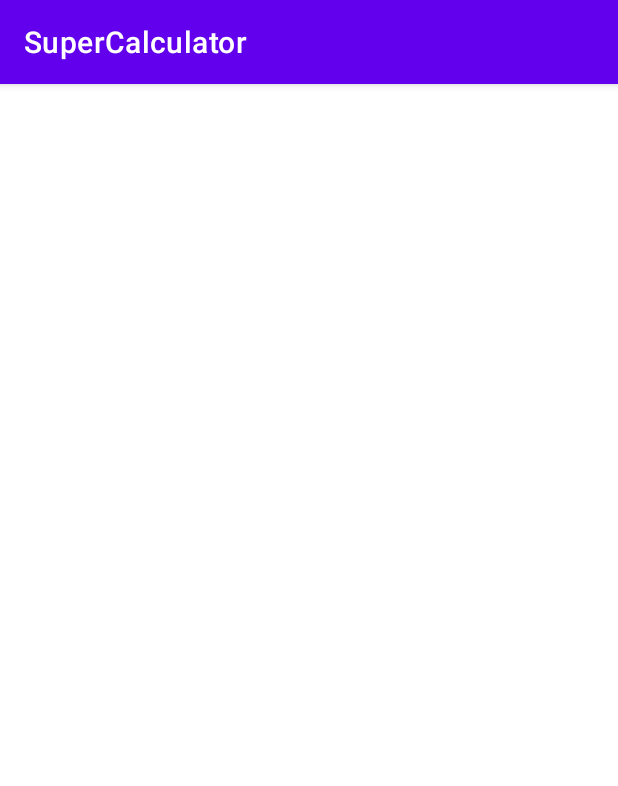
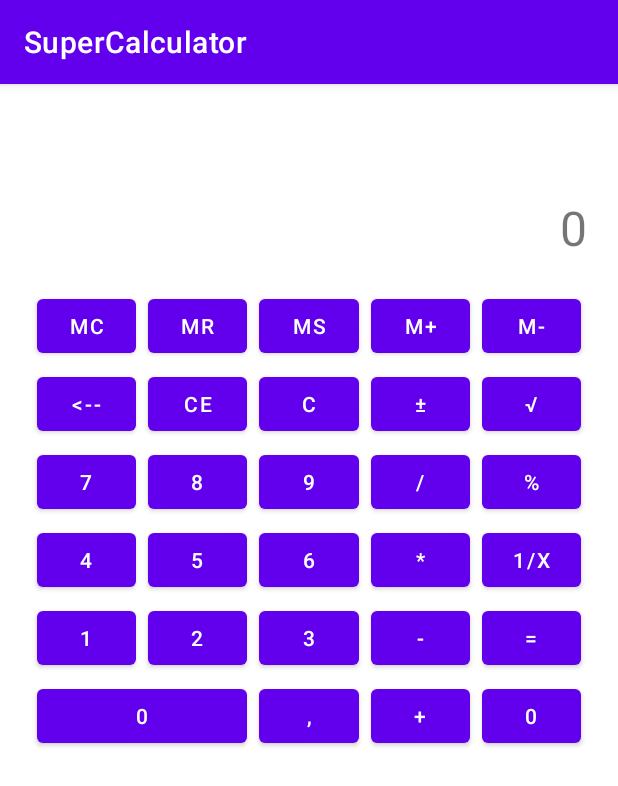
Before and after one commit to profitsw2000/SuperCalculator, an Android app: the screen it shows after launch (MainActivity), on a phone screen of 412 x 824 dp. Shown: the top 786 px of the screen. Run offline under Robolectric (Android 15) with nearby library versions, the phone set to English and light mode, and no system bars.

Commit message:
Textview and keypad was done. First look.

```diff
--- a/app/src/main/res/layout/activity_main.xml
+++ b/app/src/main/res/layout/activity_main.xml
@@ -4,4 +4,33 @@
     xmlns:tools="http://schemas.android.com/tools"
     android:layout_width="match_parent"
     android:layout_height="match_parent"
-    tools:context=".MainActivity"/>
+    tools:context=".MainActivity">
+
+    <TextView
+        android:id="@+id/enter_field"
+        app:layout_constraintTop_toTopOf="parent"
+        app:layout_constraintLeft_toLeftOf="@id/keypad"
+        app:layout_constraintRight_toRightOf="@id/keypad"
+        app:layout_constraintBottom_toTopOf="@id/keypad"
+        app:layout_constraintVertical_chainStyle="packed"
+        android:layout_marginBottom="16dp"
+        android:layout_width="0dp"
+        android:layout_height="wrap_content"
+        android:lines="2"
+        android:textSize="32sp"
+        android:gravity="bottom|end"
+        app:layout_constraintVertical_bias="0.1"
+        android:text="@string/enter_field_text" />
+
+    <include
+        layout="@layout/keypad"
+        android:id="@+id/keypad"
+        app:layout_constraintTop_toBottomOf="@id/enter_field"
+        app:layout_constraintStart_toStartOf="parent"
+        app:layout_constraintEnd_toEndOf="parent"
+        app:layout_constraintBottom_toBottomOf="parent"
+        app:layout_constraintWidth_percent="0.9"
+        android:layout_width="0dp"
+        android:layout_height="wrap_content" />
+
+</androidx.constraintlayout.widget.ConstraintLayout>
--- /dev/null
+++ b/app/src/main/res/layout/keypad.xml
@@ -0,0 +1,447 @@
+<?xml version="1.0" encoding="utf-8"?>
+<androidx.constraintlayout.widget.ConstraintLayout xmlns:android="http://schemas.android.com/apk/res/android"
+    android:layout_width="match_parent"
+    android:layout_height="match_parent"
+    xmlns:app="http://schemas.android.com/apk/res-auto">
+
+    <!--first buttons row-->
+
+    <com.google.android.material.button.MaterialButton
+        android:id="@+id/button_mc"
+        android:layout_width="0dp"
+        android:layout_height="wrap_content"
+        android:layout_margin="4dp"
+        android:minWidth="48dp"
+        app:layout_constraintEnd_toStartOf="@id/button_mr"
+        app:layout_constraintStart_toStartOf="parent"
+        app:layout_constraintTop_toTopOf="parent"
+        app:layout_constraintHorizontal_chainStyle="packed"
+        app:layout_constraintVertical_chainStyle="packed"
+        app:layout_constraintHorizontal_weight="1"
+        app:layout_constraintVertical_weight="1"
+        android:text="@string/button_mc"/>
+
+    <com.google.android.material.button.MaterialButton
+        android:id="@+id/button_mr"
+        android:layout_width="0dp"
+        android:layout_height="wrap_content"
+        android:layout_margin="4dp"
+        android:minWidth="48dp"
+        app:layout_constraintEnd_toStartOf="@id/button_MS"
+        app:layout_constraintStart_toEndOf="@id/button_mc"
+        app:layout_constraintTop_toTopOf="parent"
+        app:layout_constraintHorizontal_chainStyle="packed"
+        app:layout_constraintHorizontal_weight="1"
+        app:layout_constraintVertical_weight="1"
+        android:text="@string/button_mr"/>
+
+    <com.google.android.material.button.MaterialButton
+        android:id="@+id/button_MS"
+        android:layout_width="0dp"
+        android:layout_height="wrap_content"
+        android:layout_margin="4dp"
+        android:minWidth="48dp"
+        app:layout_constraintEnd_toStartOf="@id/button_mplus"
+        app:layout_constraintStart_toEndOf="@id/button_mr"
+        app:layout_constraintTop_toTopOf="parent"
+        app:layout_constraintHorizontal_chainStyle="packed"
+        app:layout_constraintHorizontal_weight="1"
+        app:layout_constraintVertical_weight="1"
+        android:text="@string/button_ms"/>
+
+    <com.google.android.material.button.MaterialButton
+        android:id="@+id/button_mplus"
+        android:layout_width="0dp"
+        android:layout_height="wrap_content"
+        android:layout_margin="4dp"
+        android:minWidth="48dp"
+        app:layout_constraintEnd_toStartOf="@id/button_mminus"
+        app:layout_constraintStart_toEndOf="@id/button_MS"
+        app:layout_constraintTop_toTopOf="parent"
+        app:layout_constraintHorizontal_chainStyle="packed"
+        app:layout_constraintHorizontal_weight="1"
+        app:layout_constraintVertical_weight="1"
+        android:text="@string/button_mplus" />
+
+    <com.google.android.material.button.MaterialButton
+        android:id="@+id/button_mminus"
+        android:layout_width="0dp"
+        android:layout_height="wrap_content"
+        android:layout_margin="4dp"
+        android:minWidth="48dp"
+        app:layout_constraintEnd_toEndOf="parent"
+        app:layout_constraintStart_toEndOf="@id/button_mplus"
+        app:layout_constraintTop_toTopOf="parent"
+        app:layout_constraintHorizontal_chainStyle="packed"
+        app:layout_constraintHorizontal_weight="1"
+        app:layout_constraintVertical_weight="1"
+        android:text="@string/button_mminus" />
+
+    <!--second buttons row-->
+
+    <com.google.android.material.button.MaterialButton
+        android:id="@+id/button_backspace"
+        android:layout_width="0dp"
+        android:layout_height="wrap_content"
+        android:layout_margin="4dp"
+        android:minWidth="48dp"
+        app:layout_constraintEnd_toStartOf="@id/button_ce"
+        app:layout_constraintStart_toStartOf="parent"
+        app:layout_constraintTop_toBottomOf="@id/button_mc"
+        app:layout_constraintHorizontal_chainStyle="packed"
+        app:layout_constraintVertical_chainStyle="packed"
+        app:layout_constraintHorizontal_weight="1"
+        app:layout_constraintVertical_weight="1"
+        android:text="@string/button_backspace"/>
+
+    <com.google.android.material.button.MaterialButton
+        android:id="@+id/button_ce"
+        android:layout_width="0dp"
+        android:layout_height="wrap_content"
+        android:layout_margin="4dp"
+        android:minWidth="48dp"
+        app:layout_constraintEnd_toStartOf="@id/button_c"
+        app:layout_constraintStart_toEndOf="@id/button_backspace"
+        app:layout_constraintTop_toBottomOf="@id/button_mr"
+        app:layout_constraintHorizontal_chainStyle="packed"
+        app:layout_constraintHorizontal_weight="1"
+        app:layout_constraintVertical_weight="1"
+        android:text="@string/button_ce"/>
+
+    <com.google.android.material.button.MaterialButton
+        android:id="@+id/button_c"
+        android:layout_width="0dp"
+        android:layout_height="wrap_content"
+        android:layout_margin="4dp"
+        android:minWidth="48dp"
+        app:layout_constraintEnd_toStartOf="@id/button_plus_minus"
+        app:layout_constraintStart_toEndOf="@id/button_ce"
+        app:layout_constraintTop_toBottomOf="@id/button_MS"
+        app:layout_constraintHorizontal_chainStyle="packed"
+        app:layout_constraintHorizontal_weight="1"
+        app:layout_constraintVertical_weight="1"
+        android:text="@string/button_c"/>
+
+    <com.google.android.material.button.MaterialButton
+        android:id="@+id/button_plus_minus"
+        android:layout_width="0dp"
+        android:layout_height="wrap_content"
+        android:layout_margin="4dp"
+        android:minWidth="48dp"
+        app:layout_constraintEnd_toStartOf="@id/button_square_root"
+        app:layout_constraintStart_toEndOf="@id/button_c"
+        app:layout_constraintTop_toBottomOf="@id/button_mplus"
+        app:layout_constraintHorizontal_chainStyle="packed"
+        app:layout_constraintHorizontal_weight="1"
+        app:layout_constraintVertical_weight="1"
+        android:text="@string/button_plus_minus" />
+
+    <com.google.android.material.button.MaterialButton
+        android:id="@+id/button_square_root"
+        android:layout_width="0dp"
+        android:layout_height="wrap_content"
+        android:layout_margin="4dp"
+        android:minWidth="48dp"
+        app:layout_constraintEnd_toEndOf="parent"
+        app:layout_constraintStart_toEndOf="@id/button_plus_minus"
+        app:layout_constraintTop_toBottomOf="@id/button_mminus"
+        app:layout_constraintHorizontal_chainStyle="packed"
+        app:layout_constraintHorizontal_weight="1"
+        app:layout_constraintVertical_weight="1"
+        android:text="@string/button_sq_root" />
+
+    <!--third row-->
+
+    <com.google.android.material.button.MaterialButton
+        android:id="@+id/button_7"
+        android:layout_width="0dp"
+        android:layout_height="wrap_content"
+        android:layout_margin="4dp"
+        android:minWidth="48dp"
+        app:layout_constraintEnd_toStartOf="@id/button_8"
+        app:layout_constraintStart_toStartOf="parent"
+        app:layout_constraintTop_toBottomOf="@id/button_backspace"
+        app:layout_constraintHorizontal_chainStyle="packed"
+        app:layout_constraintVertical_chainStyle="packed"
+        app:layout_constraintHorizontal_weight="1"
+        app:layout_constraintVertical_weight="1"
+        android:text="@string/button_7" />
+
+    <com.google.android.material.button.MaterialButton
+        android:id="@+id/button_8"
+        android:layout_width="0dp"
+        android:layout_height="wrap_content"
+        android:layout_margin="4dp"
+        android:minWidth="48dp"
+        app:layout_constraintTop_toBottomOf="@id/button_ce"
+        app:layout_constraintEnd_toStartOf="@id/button_9"
+        app:layout_constraintStart_toEndOf="@id/button_7"
+        app:layout_constraintHorizontal_chainStyle="packed"
+        app:layout_constraintHorizontal_weight="1"
+        app:layout_constraintVertical_weight="1"
+        android:text="@string/button_8"/>
+
+    <com.google.android.material.button.MaterialButton
+        android:id="@+id/button_9"
+        android:layout_width="0dp"
+        android:layout_height="wrap_content"
+        android:layout_margin="4dp"
+        android:minWidth="48dp"
+        app:layout_constraintEnd_toStartOf="@id/button_divide"
+        app:layout_constraintStart_toEndOf="@id/button_8"
+        app:layout_constraintTop_toBottomOf="@id/button_c"
+        app:layout_constraintHorizontal_chainStyle="packed"
+        app:layout_constraintHorizontal_weight="1"
+        app:layout_constraintVertical_weight="1"
+        android:text="@string/button_9" />
+
+    <com.google.android.material.button.MaterialButton
+        android:id="@+id/button_divide"
+        android:layout_width="0dp"
+        android:layout_height="wrap_content"
+        android:layout_margin="4dp"
+        android:minWidth="48dp"
+        app:layout_constraintEnd_toStartOf="@id/button_percent"
+        app:layout_constraintTop_toBottomOf="@id/button_plus_minus"
+        app:layout_constraintStart_toEndOf="@id/button_9"
+        app:layout_constraintHorizontal_chainStyle="packed"
+        app:layout_constraintHorizontal_weight="1"
+        app:layout_constraintVertical_weight="1"
+        android:text="@string/button_divide" />
+
+    <com.google.android.material.button.MaterialButton
+        android:id="@+id/button_percent"
+        android:layout_width="0dp"
+        android:layout_height="wrap_content"
+        android:layout_margin="4dp"
+        android:minWidth="48dp"
+        app:layout_constraintEnd_toEndOf="parent"
+        app:layout_constraintStart_toEndOf="@id/button_divide"
+        app:layout_constraintTop_toBottomOf="@id/button_square_root"
+        app:layout_constraintHorizontal_chainStyle="packed"
+        app:layout_constraintHorizontal_weight="1"
+        app:layout_constraintVertical_weight="1"
+        android:text="@string/button_percent" />
+
+    <!--fourth row-->
+
+    <com.google.android.material.button.MaterialButton
+        android:id="@+id/button_4"
+        android:layout_width="0dp"
+        android:layout_height="wrap_content"
+        android:layout_margin="4dp"
+        android:minWidth="48dp"
+        app:layout_constraintEnd_toStartOf="@id/button_5"
+        app:layout_constraintStart_toStartOf="parent"
+        app:layout_constraintTop_toBottomOf="@id/button_7"
+        app:layout_constraintHorizontal_chainStyle="packed"
+        app:layout_constraintVertical_chainStyle="packed"
+        app:layout_constraintHorizontal_weight="1"
+        app:layout_constraintVertical_weight="1"
+        android:text="@string/button_four" />
+
+    <com.google.android.material.button.MaterialButton
+        android:id="@+id/button_5"
+        android:layout_width="0dp"
+        android:layout_height="wrap_content"
+        android:layout_margin="4dp"
+        android:minWidth="48dp"
+        app:layout_constraintTop_toBottomOf="@id/button_8"
+        app:layout_constraintEnd_toStartOf="@id/button_6"
+        app:layout_constraintStart_toEndOf="@id/button_4"
+        app:layout_constraintHorizontal_chainStyle="packed"
+        app:layout_constraintHorizontal_weight="1"
+        app:layout_constraintVertical_weight="1"
+        android:text="@string/button_5"/>
+
+    <com.google.android.material.button.MaterialButton
+        android:id="@+id/button_6"
+        android:layout_width="0dp"
+        android:layout_height="wrap_content"
+        android:layout_margin="4dp"
+        android:minWidth="48dp"
+        app:layout_constraintEnd_toStartOf="@id/button_multiple"
+        app:layout_constraintStart_toEndOf="@id/button_5"
+        app:layout_constraintTop_toBottomOf="@id/button_9"
+        app:layout_constraintHorizontal_chainStyle="packed"
+        app:layout_constraintHorizontal_weight="1"
+        app:layout_constraintVertical_weight="1"
+        android:text="@string/button_6" />
+
+    <com.google.android.material.button.MaterialButton
+        android:id="@+id/button_multiple"
+        android:layout_width="0dp"
+        android:layout_height="wrap_content"
+        android:layout_margin="4dp"
+        android:minWidth="48dp"
+        app:layout_constraintEnd_toStartOf="@id/button_invert"
+        app:layout_constraintTop_toBottomOf="@id/button_divide"
+        app:layout_constraintStart_toEndOf="@id/button_6"
+        app:layout_constraintHorizontal_chainStyle="packed"
+        app:layout_constraintHorizontal_weight="1"
+        app:layout_constraintVertical_weight="1"
+        android:text="@string/button_multiple" />
+
+    <com.google.android.material.button.MaterialButton
+        android:id="@+id/button_invert"
+        android:layout_width="0dp"
+        android:layout_height="wrap_content"
+        android:layout_margin="4dp"
+        android:minWidth="48dp"
+        app:layout_constraintEnd_toEndOf="parent"
+        app:layout_constraintStart_toEndOf="@id/button_multiple"
+        app:layout_constraintTop_toBottomOf="@id/button_percent"
+        app:layout_constraintHorizontal_chainStyle="packed"
+        app:layout_constraintHorizontal_weight="1"
+        app:layout_constraintVertical_weight="1"
+        android:text="@string/button_1_x" />
+
+    <!--fifth row-->
+
+    <com.google.android.material.button.MaterialButton
+        android:id="@+id/button_1"
+        android:layout_width="0dp"
+        android:layout_height="wrap_content"
+        android:layout_margin="4dp"
+        android:minWidth="48dp"
+        app:layout_constraintEnd_toStartOf="@id/button_2"
+        app:layout_constraintStart_toStartOf="parent"
+        app:layout_constraintTop_toBottomOf="@id/button_4"
+        app:layout_constraintHorizontal_chainStyle="packed"
+        app:layout_constraintVertical_chainStyle="packed"
+        app:layout_constraintHorizontal_weight="1"
+        app:layout_constraintVertical_weight="1"
+        android:text="@string/button_one" />
+
+    <com.google.android.material.button.MaterialButton
+        android:id="@+id/button_2"
+        android:layout_width="0dp"
+        android:layout_height="wrap_content"
+        android:layout_margin="4dp"
+        android:minWidth="48dp"
+        app:layout_constraintTop_toBottomOf="@id/button_5"
+        app:layout_constraintEnd_toStartOf="@id/button_3"
+        app:layout_constraintStart_toEndOf="@id/button_1"
+        app:layout_constraintHorizontal_chainStyle="packed"
+        app:layout_constraintHorizontal_weight="1"
+        app:layout_constraintVertical_weight="1"
+        android:text="@string/button_two"/>
+
+    <com.google.android.material.button.MaterialButton
+        android:id="@+id/button_3"
+        android:layout_width="0dp"
+        android:layout_height="wrap_content"
+        android:layout_margin="4dp"
+        android:minWidth="48dp"
+        app:layout_constraintEnd_toStartOf="@id/button_minus"
+        app:layout_constraintStart_toEndOf="@id/button_2"
+        app:layout_constraintTop_toBottomOf="@id/button_6"
+        app:layout_constraintHorizontal_chainStyle="packed"
+        app:layout_constraintHorizontal_weight="1"
+        app:layout_constraintVertical_weight="1"
+        android:text="@string/button_three" />
+
+    <com.google.android.material.button.MaterialButton
+        android:id="@+id/button_minus"
+        android:layout_width="0dp"
+        android:layout_height="wrap_content"
+        android:layout_margin="4dp"
+        android:minWidth="48dp"
+        app:layout_constraintEnd_toStartOf="@id/button_equal"
+        app:layout_constraintTop_toBottomOf="@id/button_multiple"
+        app:layout_constraintStart_toEndOf="@id/button_3"
+        app:layout_constraintHorizontal_chainStyle="packed"
+        app:layout_constraintHorizontal_weight="1"
+        app:layout_constraintVertical_weight="1"
+        android:text="@string/button_minus" />
+
+    <com.google.android.material.button.MaterialButton
+        android:id="@+id/button_equal"
+        android:layout_width="0dp"
+        android:layout_height="wrap_content"
+        android:layout_margin="4dp"
+        android:minWidth="48dp"
+        app:layout_constraintEnd_toEndOf="parent"
+        app:layout_constraintStart_toEndOf="@id/button_minus"
+        app:layout_constraintTop_toBottomOf="@id/button_invert"
+        app:layout_constraintHorizontal_chainStyle="packed"
+        app:layout_constraintHorizontal_weight="1"
+        app:layout_constraintVertical_weight="1"
+        android:text="@string/button_equal" />
+
+    <!--sixth row-->
+
+    <com.google.android.material.button.MaterialButton
+        android:id="@+id/button_0"
+        android:layout_width="0dp"
+        android:layout_height="wrap_content"
+        android:layout_marginLeft="4dp"
+        android:layout_marginTop="4dp"
+        android:minWidth="48dp"
+        app:layout_constraintEnd_toEndOf="@id/button_2"
+        app:layout_constraintStart_toStartOf="parent"
+        app:layout_constraintTop_toBottomOf="@id/button_1"
+        app:layout_constraintHorizontal_chainStyle="packed"
+        app:layout_constraintVertical_chainStyle="packed"
+        app:layout_constraintHorizontal_weight="2"
+        app:layout_constraintVertical_weight="1"
+        android:text="@string/button_zero" />
+
+    <com.google.android.material.button.MaterialButton
+        android:id="@+id/button_point"
+        android:layout_width="0dp"
+        android:layout_height="wrap_content"
+        android:layout_marginRight="4dp"
+        android:layout_marginTop="4dp"
+        android:minWidth="48dp"
+        app:layout_constraintTop_toBottomOf="@id/button_3"
+        app:layout_constraintEnd_toStartOf="@id/button_plus"
+        app:layout_constraintStart_toStartOf="@id/button_3"
+        app:layout_constraintHorizontal_chainStyle="packed"
+        app:layout_constraintHorizontal_weight="1"
+        app:layout_constraintVertical_weight="1"
+        android:text="@string/button_point"/>
+
+    <com.google.android.material.button.MaterialButton
+        android:id="@+id/button_plus"
+        android:layout_width="0dp"
+        android:layout_height="wrap_content"
+        android:layout_margin="4dp"
+        android:minWidth="48dp"
+        app:layout_constraintStart_toEndOf="@id/button_point"
+        app:layout_constraintEnd_toStartOf="@id/button_not1"
+        app:layout_constraintTop_toBottomOf="@id/button_minus"
+        app:layout_constraintHorizontal_chainStyle="packed"
+        app:layout_constraintHorizontal_weight="1"
+        app:layout_constraintVertical_weight="1"
+        android:text="@string/button_plus" />
+
+    <com.google.android.material.button.MaterialButton
+        android:id="@+id/button_not1"
+        android:layout_width="0dp"
+        android:layout_height="wrap_content"
+        android:layout_margin="4dp"
+        android:minWidth="48dp"
+        app:layout_constraintEnd_toEndOf="parent"
+        app:layout_constraintStart_toEndOf="@id/button_plus"
+        app:layout_constraintTop_toBottomOf="@id/button_equal"
+        app:layout_constraintHorizontal_chainStyle="packed"
+        app:layout_constraintHorizontal_weight="1"
+        app:layout_constraintVertical_weight="1"
+        android:text="@string/button_zero" />
+
+<!--    <com.google.android.material.button.MaterialButton
+        android:id="@+id/button_not2"
+        android:layout_width="0dp"
+        android:layout_height="wrap_content"
+        android:layout_margin="4dp"
+        android:minWidth="48dp"
+        app:layout_constraintTop_toBottomOf="@id/button_equal"
+        app:layout_constraintEnd_toEndOf="parent"
+        app:layout_constraintStart_toEndOf="@id/button_not1"
+        app:layout_constraintHorizontal_chainStyle="packed"
+        app:layout_constraintHorizontal_weight="1"
+        app:layout_constraintVertical_weight="1"
+        android:text="@string/button_point"/>-->
+
+</androidx.constraintlayout.widget.ConstraintLayout>
--- a/app/src/main/res/values/strings.xml
+++ b/app/src/main/res/values/strings.xml
@@ -1,3 +1,32 @@
 <resources>
     <string name="app_name">SuperCalculator</string>
+    <string name="enter_field_text">0</string>
+    <string name="button_zero">0</string>
+    <string name="button_one">1</string>
+    <string name="button_two">2</string>
+    <string name="button_three">3</string>
+    <string name="button_four">4</string>
+    <string name="button_mc">MC</string>
+    <string name="button_mr">MR</string>
+    <string name="button_ms">MS</string>
+    <string name="button_mplus">M+</string>
+    <string name="button_mminus">M-</string>
+    <string name="button_ce">CE</string>
+    <string name="button_backspace"><![CDATA[<--]]></string>
+    <string name="button_c">C</string>
+    <string name="button_7">7</string>
+    <string name="button_8">8</string>
+    <string name="button_9">9</string>
+    <string name="button_percent">%</string>
+    <string name="button_5">5</string>
+    <string name="button_6">6</string>
+    <string name="button_multiple">*</string>
+    <string name="button_minus">-</string>
+    <string name="button_plus">+</string>
+    <string name="button_1_x">1/x</string>
+    <string name="button_plus_minus">±</string>
+    <string name="button_sq_root">√</string>
+    <string name="button_divide">/</string>
+    <string name="button_equal">=</string>
+    <string name="button_point">,</string>
 </resources>
```
